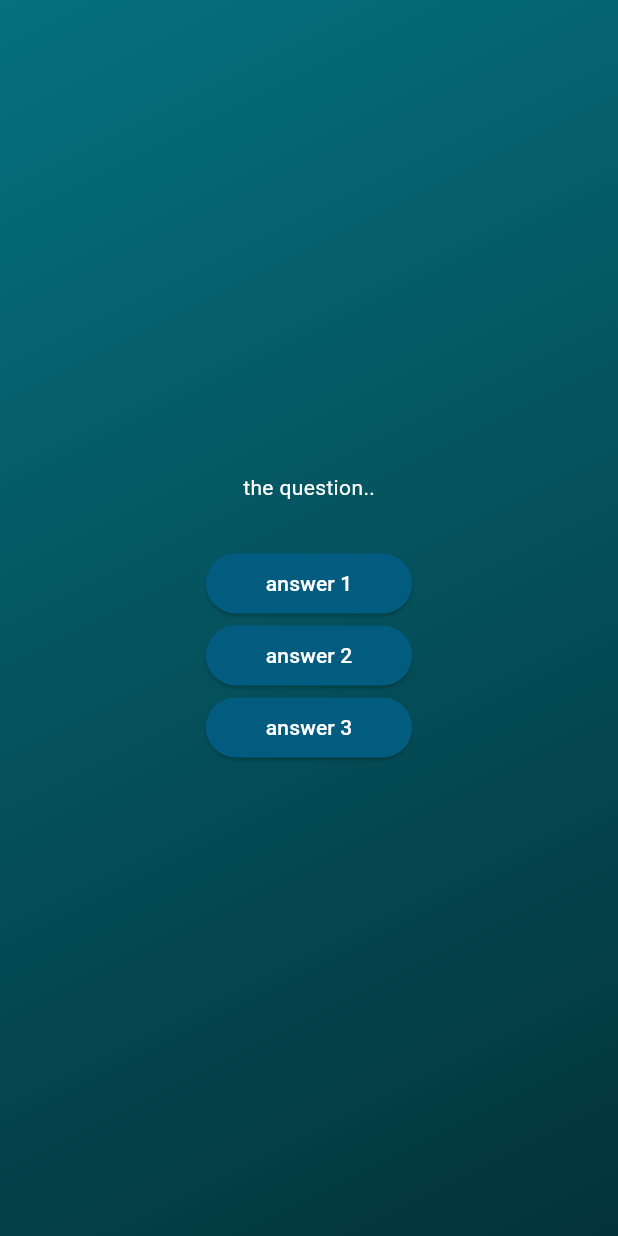
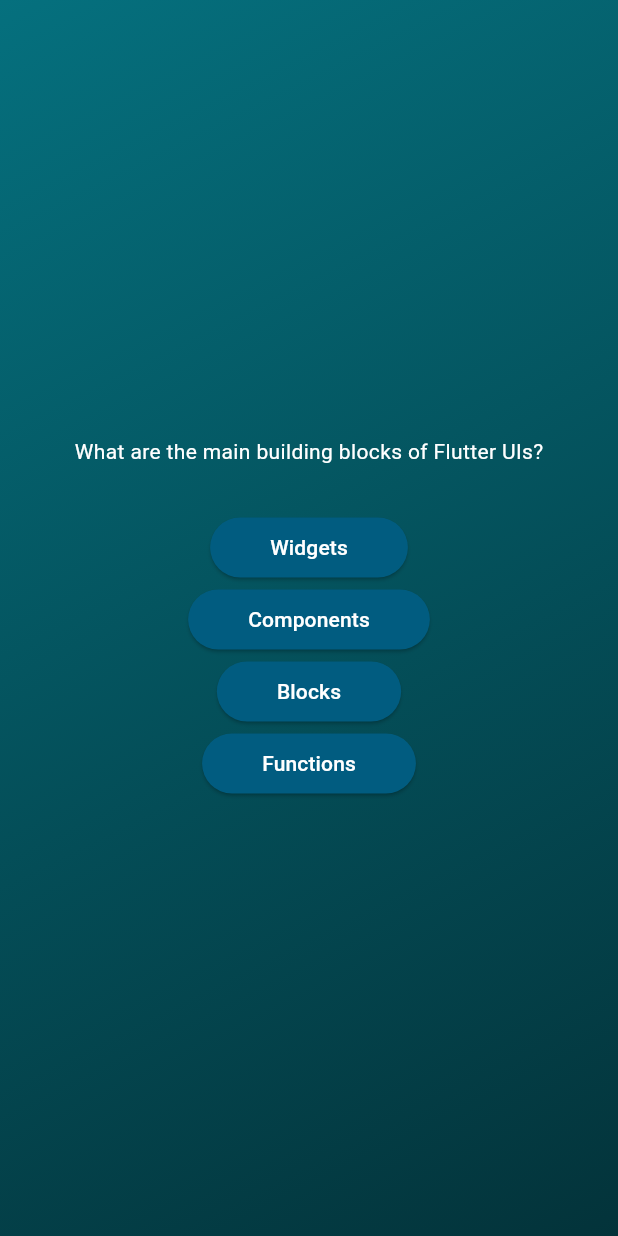
Before and after one commit to bnthurre/Quiz-app-flutter, a Flutter app: the screen it shows after launch, after a tap on "Start Quiz", on a phone screen of 412 x 824 dp. Run offline on Flutter 3.47's test engine with Material 3 defaults, Android fonts, the phone set to English and light mode, and no system bars.

Commit message:
accesing list elements and object properties

```diff
--- a/lib/questions_screen.dart
+++ b/lib/questions_screen.dart
@@ -1,5 +1,6 @@
 import 'package:flutter/material.dart';
 import 'package:quiz_app/answes_button.dart';
+import 'package:quiz_app/data/questions.dart';
 
 class QuestionsScreen extends StatefulWidget {
   const QuestionsScreen({super.key});
@@ -10,6 +11,7 @@ class QuestionsScreen extends StatefulWidget {
 }
 
 class _QuestionsScreenState extends State<QuestionsScreen> {
+  final currentQuestion = questions[0];
   @override
   Widget build(context) {
     return SizedBox(
@@ -17,16 +19,17 @@ class _QuestionsScreenState extends State<QuestionsScreen> {
       child: Column(
         mainAxisAlignment: MainAxisAlignment.center,
         children: [
-          const Text(
-            'the question..',
-            style: TextStyle(color: Colors.white),
+          Text(
+            currentQuestion.text,
+            style: const TextStyle(color: Colors.white),
           ),
           const SizedBox(
             height: 30,
           ),
-          AnswersButton(answerText: 'answer 1', onTap: () {}),
-          AnswersButton(answerText: 'answer 2', onTap: () {}),
-          AnswersButton(answerText: 'answer 3', onTap: () {}),
+          AnswersButton(answerText: currentQuestion.answers[0], onTap: () {}),
+          AnswersButton(answerText: currentQuestion.answers[1], onTap: () {}),
+          AnswersButton(answerText: currentQuestion.answers[2], onTap: () {}),
+          AnswersButton(answerText: currentQuestion.answers[3], onTap: () {}),
         ],
       ),
     );
```
